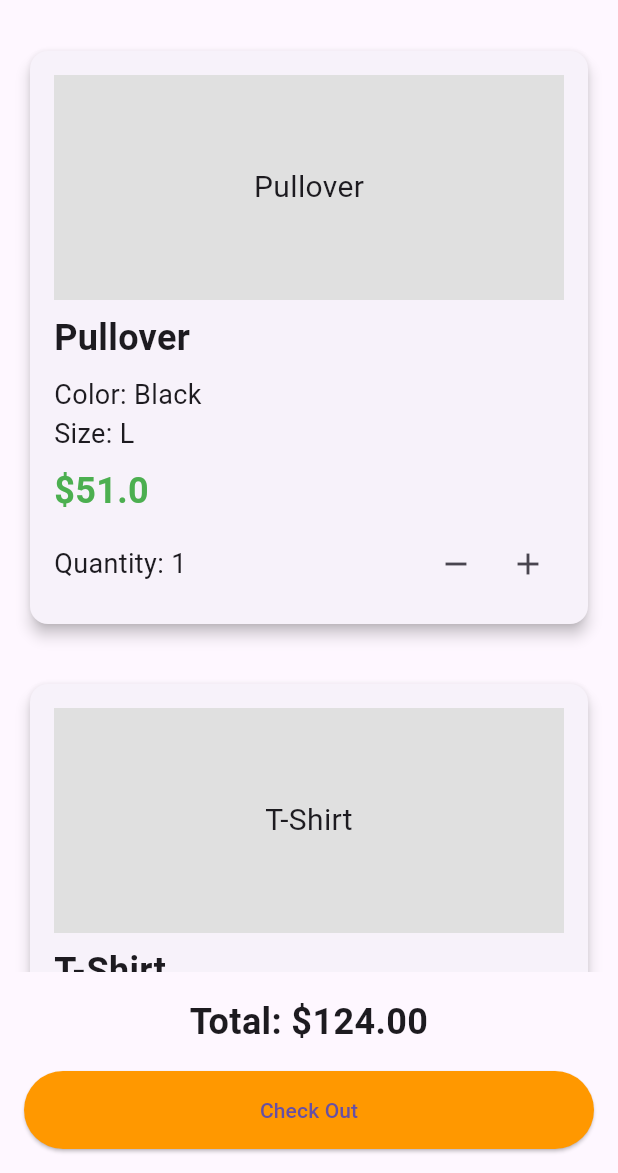
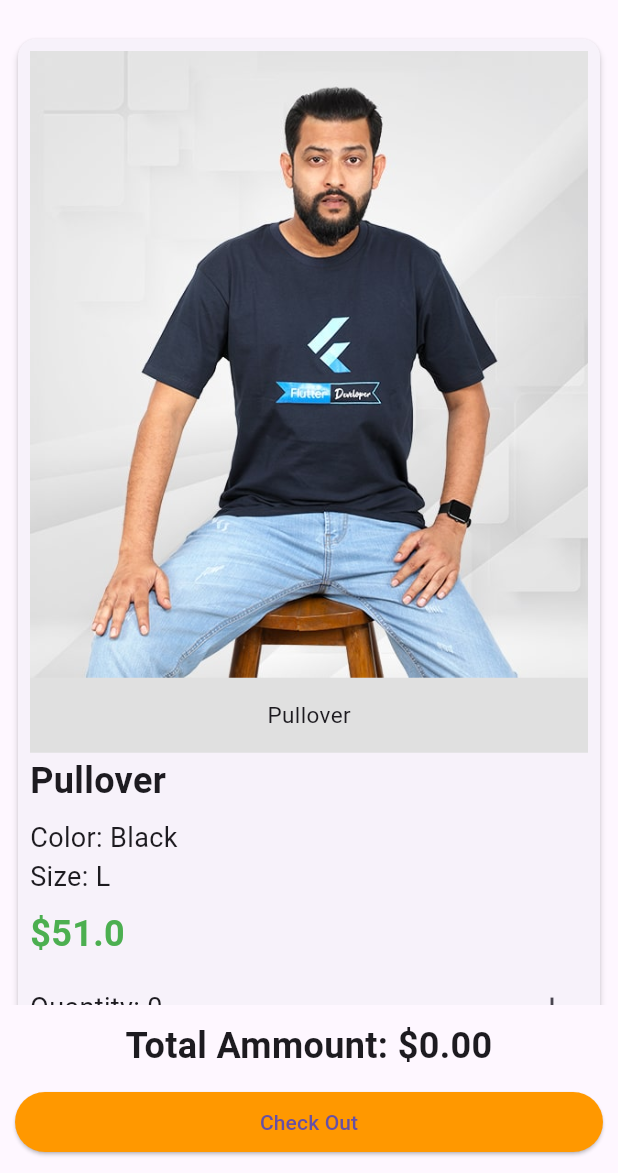
Before and after one commit to aminulislam1237/ostad_activity, a Flutter app: the screen it shows after launch, on a phone screen of 412 x 824 dp, the part 63-1236 px from its top. Run offline on Flutter 3.47's test engine with Material 3 defaults, Android fonts, the phone set to English and light mode, and no system bars.

Commit message:
image correction

```diff
--- a/lib/product_page.dart
+++ b/lib/product_page.dart
@@ -6,9 +6,9 @@ class ProductPage extends StatefulWidget {
 
 class _ProductPageState extends State<ProductPage> {
   final List<Product> products = [
-    Product(name: "Pullover", color: "Black", size: "L", price: 51.0, quantity: 1),
-    Product(name: "T-Shirt", color: "Gray", size: "L", price: 30.0, quantity: 1),
-    Product(name: "Sport Dress", color: "Black", size: "M", price: 43.0, quantity: 1),
+    Product(name: "Pullover", color: "Black", size: "L", price: 51.0, quantity: 0),
+    Product(name: "T-Shirt", color: "Gray", size: "L", price: 30.0, quantity: 0),
+    Product(name: "Sport Dress", color: "Black", size: "M", price: 43.0, quantity: 0),
   ];
 
   @override
@@ -19,7 +19,8 @@ class _ProductPageState extends State<ProductPage> {
       appBar: AppBar(
         title: Text('Product Page'),
       ),
-      body: Column(
+      body:
+      Column(
         children: [
           Expanded(
             child: ListView.builder(
@@ -27,26 +28,26 @@ class _ProductPageState extends State<ProductPage> {
               itemBuilder: (context, index) {
                 final product = products[index];
                 return Padding(
-                  padding: const EdgeInsets.all(16.0),
+                  padding: const EdgeInsets.all(8.0),
                   child: Card(
-                    elevation: 4,
+                    elevation: 2,
                     child: Padding(
-                      padding: const EdgeInsets.all(16.0),
+                      padding: const EdgeInsets.all(8.0),
                       child: Column(
                         crossAxisAlignment: CrossAxisAlignment.start,
                         children: [
-                          // Product Image Placeholder
+                          Image.asset('assets/image/shirt.jpg'),
                           Container(
-                            height: 150,
+                            height: 50,
                             color: Colors.grey[300],
                             child: Center(
                               child: Text(
                                 product.name,
-                                style: TextStyle(fontSize: 20),
+                                style: TextStyle(fontSize: 15),
                               ),
                             ),
                           ),
-                          SizedBox(height: 8),
+                          SizedBox(height: 2),
                           Text(
                             product.name,
                             style: TextStyle(fontSize: 24, fontWeight: FontWeight.bold),
@@ -95,20 +96,20 @@ class _ProductPageState extends State<ProductPage> {
           ),
           // Total Amount and Check Out Button
           Padding(
-            padding: const EdgeInsets.all(16.0),
+            padding: const EdgeInsets.all(10.0),
             child: Column(
               crossAxisAlignment: CrossAxisAlignment.stretch,
               children: [
                 Text(
-                  'Total: \$${totalAmount.toStringAsFixed(2)}',
+                  'Total Ammount: \$${totalAmount.toStringAsFixed(2)}',
                   style: TextStyle(fontSize: 24, fontWeight: FontWeight.bold),
                   textAlign: TextAlign.center,
                 ),
-                SizedBox(height: 16),
+                SizedBox(height: 10),
                 ElevatedButton(
                   style: ElevatedButton.styleFrom(
                     backgroundColor: Colors.orange, // Set button color to orange
-                    padding: EdgeInsets.symmetric(vertical: 16),
+                    padding: EdgeInsets.symmetric(vertical: 10),
                   ),
                   onPressed: () {
                     // Check out action
--- a/pubspec.yaml
+++ b/pubspec.yaml
@@ -59,10 +59,8 @@ flutter:
   uses-material-design: true
 
   # To add assets to your application, add an assets section, like this:
-  # assets:
-  #   - images/a_dot_burr.jpeg
-  #   - images/a_dot_ham.jpeg
-
+  assets:
+     - assets/image/
   # An image asset can refer to one or more resolution-specific "variants", see
   # https://flutter.dev/to/resolution-aware-images
 
```
Also changed, not shown: assets/image/WhatsApp Image 2024-09-11 at 00.23.09_d3eadb74.jpg (added), assets/image/shirt.jpg (added).
